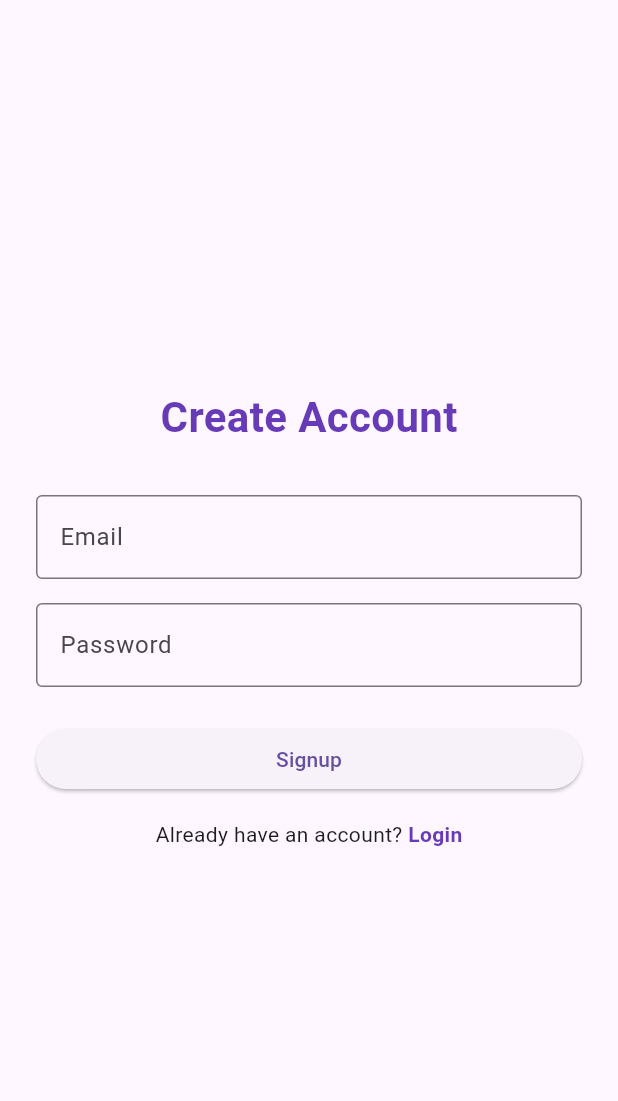
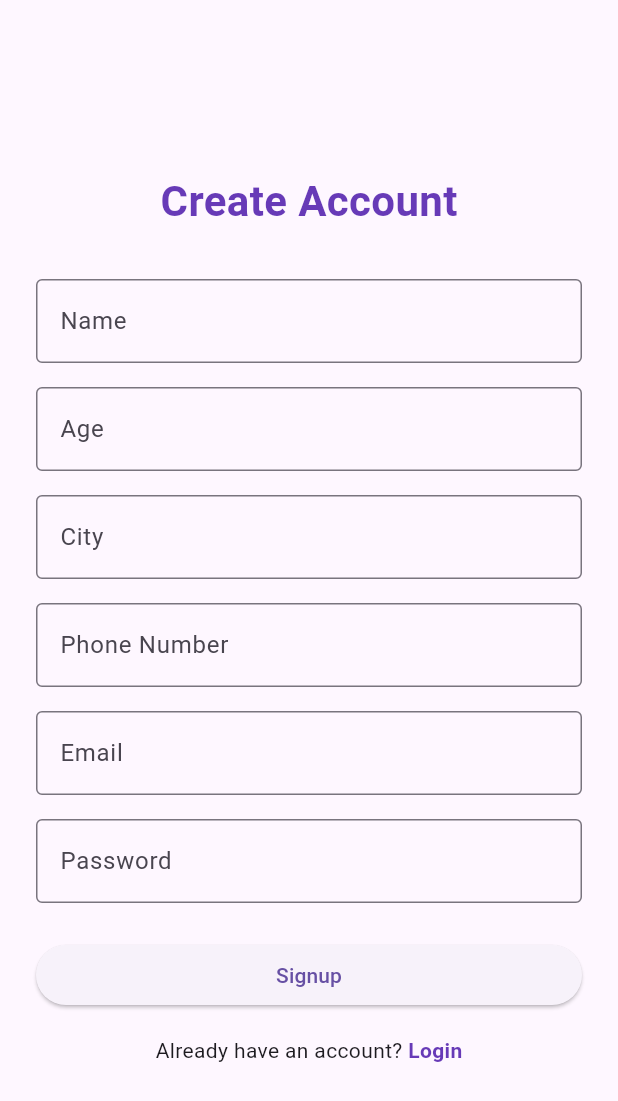
Before and after one commit to AnasShehata1/workspace_ieee, a Flutter app: the SignupView screen opened directly, on a phone screen of 412 x 824 dp. Shown: the top 1101 px of the screen. Run offline on Flutter 3.47's test engine with Material 3 defaults, Android fonts, the phone set to English and light mode, and no system bars.

Commit message:
add some fields (name, age , phone , city) to signup

```diff
--- a/lib/presentation/views/signup_view.dart
+++ b/lib/presentation/views/signup_view.dart
@@ -4,7 +4,15 @@ class SignupView extends StatelessWidget {
   const SignupView({super.key});
 
   @override
-  Widget build(BuildContext context) {
+/*************  ✨ Windsurf Command ⭐  *************/
+  /// Builds the signup screen UI.
+  ///
+  /// Returns a [Scaffold] containing a form for user registration. The form
+  /// includes fields for email and password input, along with a signup button.
+  /// There is also a navigation option for users who already have an account
+  /// to go back to the login screen.
+
+/*******  c4b95b1b-7869-4414-b965-556cf76620a1  *******/  Widget build(BuildContext context) {
     return Scaffold(
       body: Padding(
         padding: const EdgeInsets.all(24.0),
@@ -13,7 +21,7 @@ class SignupView extends StatelessWidget {
             child: Column(
               mainAxisSize: MainAxisSize.min,
               children: [
-                Text(
+                const Text(
                   'Create Account',
                   style: TextStyle(
                     fontSize: 28,
@@ -23,15 +31,46 @@ class SignupView extends StatelessWidget {
                 ),
                 const SizedBox(height: 32),
                 TextField(
-                  decoration: InputDecoration(
-                    labelText: 'Email',
+                  decoration: const InputDecoration(
+                    labelText: 'Name',
                     border: OutlineInputBorder(),
                   ),
                 ),
                 const SizedBox(height: 16),
                 TextField(
+                  decoration: const InputDecoration(
+                    labelText: 'Age',
+                    border: OutlineInputBorder(),
+                  ),
+                  keyboardType: TextInputType.number,
+                ),
+                const SizedBox(height: 16),
+                TextField(
+                  decoration: const InputDecoration(
+                    labelText: 'City',
+                    border: OutlineInputBorder(),
+                  ),
+                ),
+                const SizedBox(height: 16),
+                TextField(
+                  decoration: const InputDecoration(
+                    labelText: 'Phone Number',
+                    border: OutlineInputBorder(),
+                  ),
+                  keyboardType: TextInputType.phone,
+                ),
+                const SizedBox(height: 16),
+                TextField(
+                  decoration: const InputDecoration(
+                    labelText: 'Email',
+                    border: OutlineInputBorder(),
+                  ),
+                  keyboardType: TextInputType.emailAddress,
+                ),
+                const SizedBox(height: 16),
+                TextField(
                   obscureText: true,
-                  decoration: InputDecoration(
+                  decoration: const InputDecoration(
                     labelText: 'Password',
                     border: OutlineInputBorder(),
                   ),
@@ -43,19 +82,19 @@ class SignupView extends StatelessWidget {
                     onPressed: () {
                       // Handle signup action
                     },
-                    child: Text('Signup'),
+                    child: const Text('Signup'),
                   ),
                 ),
                 const SizedBox(height: 16),
                 Row(
                   mainAxisAlignment: MainAxisAlignment.center,
                   children: [
-                    Text("Already have an account? "),
+                    const Text("Already have an account? "),
                     GestureDetector(
                       onTap: () {
                         Navigator.of(context).pop();
                       },
-                      child: Text(
+                      child: const Text(
                         "Login",
                         style: TextStyle(
                           color: Colors.deepPurple,
```
